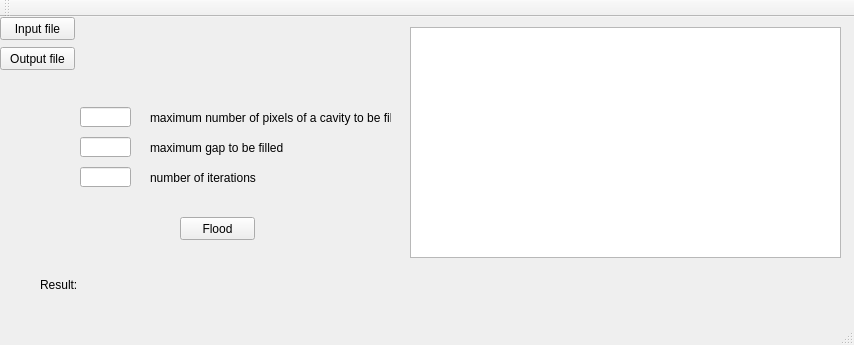
gibbogle/vessel-tools, file Qt/Flooder2D/mainwindow.ui: the form before one commit.
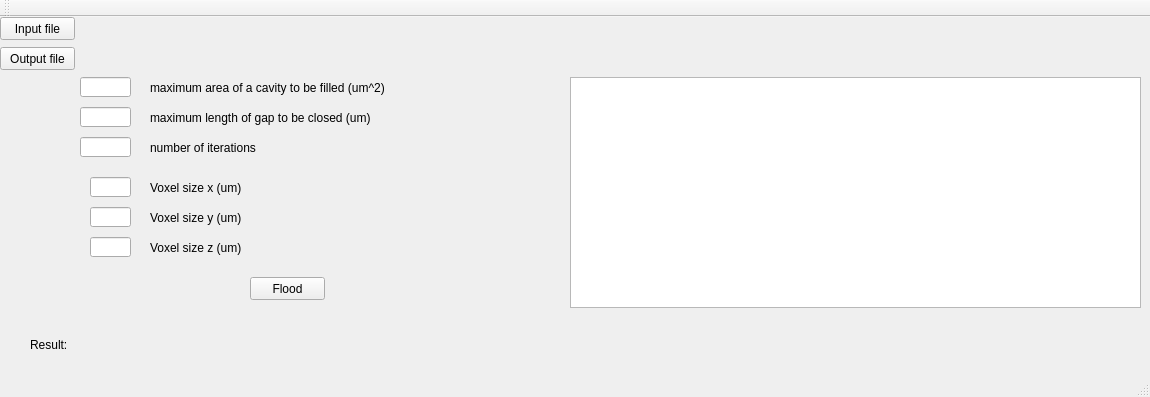
The form after the commit.

Commit message: flood2D changed to use distance and area for gapwidth and limit. This is to accomodate non-cubic voxel

```diff
--- a/Qt/Flooder2D/mainwindow.ui
+++ b/Qt/Flooder2D/mainwindow.ui
@@ -6,8 +6,8 @@
    <rect>
     <x>0</x>
     <y>0</y>
-    <width>854</width>
-    <height>345</height>
+    <width>1150</width>
+    <height>397</height>
    </rect>
   </property>
   <property name="windowTitle">
@@ -32,7 +32,7 @@
      <rect>
       <x>80</x>
       <y>0</y>
-      <width>391</width>
+      <width>1061</width>
       <height>21</height>
      </rect>
     </property>
@@ -45,7 +45,7 @@
      <rect>
       <x>80</x>
       <y>30</y>
-      <width>391</width>
+      <width>1061</width>
       <height>21</height>
      </rect>
     </property>
@@ -69,8 +69,8 @@
    <widget class="QPushButton" name="pushButtonFlood">
     <property name="geometry">
      <rect>
-      <x>180</x>
-      <y>200</y>
+      <x>250</x>
+      <y>260</y>
       <width>75</width>
       <height>23</height>
      </rect>
@@ -82,8 +82,8 @@
    <widget class="QLabel" name="label">
     <property name="geometry">
      <rect>
-      <x>40</x>
-      <y>260</y>
+      <x>30</x>
+      <y>320</y>
       <width>41</width>
       <height>16</height>
      </rect>
@@ -95,9 +95,9 @@
    <widget class="QLabel" name="labelResult">
     <property name="geometry">
      <rect>
-      <x>80</x>
-      <y>260</y>
-      <width>491</width>
+      <x>70</x>
+      <y>320</y>
+      <width>1071</width>
       <height>16</height>
      </rect>
     </property>
@@ -109,7 +109,7 @@
     <property name="geometry">
      <rect>
       <x>80</x>
-      <y>90</y>
+      <y>60</y>
       <width>51</width>
       <height>20</height>
      </rect>
@@ -119,21 +119,21 @@
     <property name="geometry">
      <rect>
       <x>150</x>
-      <y>90</y>
+      <y>60</y>
       <width>241</width>
       <height>21</height>
      </rect>
     </property>
     <property name="text">
-     <string>maximum number of pixels of a cavity to be filled</string>
+     <string>maximum area of a cavity to be filled (um^2)</string>
     </property>
    </widget>
    <widget class="QTextEdit" name="textEdit">
     <property name="geometry">
      <rect>
-      <x>410</x>
-      <y>10</y>
-      <width>431</width>
+      <x>570</x>
+      <y>60</y>
+      <width>571</width>
       <height>231</height>
      </rect>
     </property>
@@ -142,7 +142,7 @@
     <property name="geometry">
      <rect>
       <x>80</x>
-      <y>120</y>
+      <y>90</y>
       <width>51</width>
       <height>20</height>
      </rect>
@@ -152,20 +152,20 @@
     <property name="geometry">
      <rect>
       <x>150</x>
-      <y>120</y>
+      <y>90</y>
       <width>241</width>
       <height>21</height>
      </rect>
     </property>
     <property name="text">
-     <string>maximum gap to be filled</string>
+     <string>maximum length of gap to be closed (um)</string>
     </property>
    </widget>
    <widget class="QLineEdit" name="lineEditNiter">
     <property name="geometry">
      <rect>
       <x>80</x>
-      <y>150</y>
+      <y>120</y>
       <width>51</width>
       <height>20</height>
      </rect>
@@ -175,7 +175,7 @@
     <property name="geometry">
      <rect>
       <x>150</x>
-      <y>150</y>
+      <y>120</y>
       <width>241</width>
       <height>21</height>
      </rect>
@@ -184,6 +184,81 @@
      <string>number of iterations</string>
     </property>
    </widget>
+   <widget class="QLineEdit" name="lineEditVoxelsize_x">
+    <property name="geometry">
+     <rect>
+      <x>90</x>
+      <y>160</y>
+      <width>41</width>
+      <height>20</height>
+     </rect>
+    </property>
+    <property name="text">
+     <string/>
+    </property>
+   </widget>
+   <widget class="QLineEdit" name="lineEditVoxelsize_z">
+    <property name="geometry">
+     <rect>
+      <x>90</x>
+      <y>220</y>
+      <width>41</width>
+      <height>20</height>
+     </rect>
+    </property>
+   </widget>
+   <widget class="QLabel" name="label_voxel_x">
+    <property name="geometry">
+     <rect>
+      <x>150</x>
+      <y>160</y>
+      <width>101</width>
+      <height>21</height>
+     </rect>
+    </property>
+    <property name="text">
+     <string>Voxel size x (um)</string>
+    </property>
+   </widget>
+   <widget class="QLabel" name="label_voxel_z">
+    <property name="geometry">
+     <rect>
+      <x>150</x>
+      <y>220</y>
+      <width>101</width>
+      <height>21</height>
+     </rect>
+    </property>
+    <property name="text">
+     <string>Voxel size z (um)</string>
+    </property>
+   </widget>
+   <widget class="QLineEdit" name="lineEditVoxelsize_y">
+    <property name="geometry">
+     <rect>
+      <x>90</x>
+      <y>190</y>
+      <width>41</width>
+      <height>20</height>
+     </rect>
+    </property>
+    <property name="text">
+     <string/>
+    </property>
+   </widget>
+   <widget class="QLabel" name="label_voxel_y">
+    <property name="geometry">
+     <rect>
+      <x>150</x>
+      <y>190</y>
+      <width>101</width>
+      <height>21</height>
+     </rect>
+    </property>
+    <property name="text">
+     <string>Voxel size y (um)</string>
+    </property>
+   </widget>
   </widget>
   <widget class="QMenuBar" name="menuBar">
    <property name="geometry">
```
Left out of the diff: 2 changed lines with no effect on the pictures. The commit also changes 4 other files.
